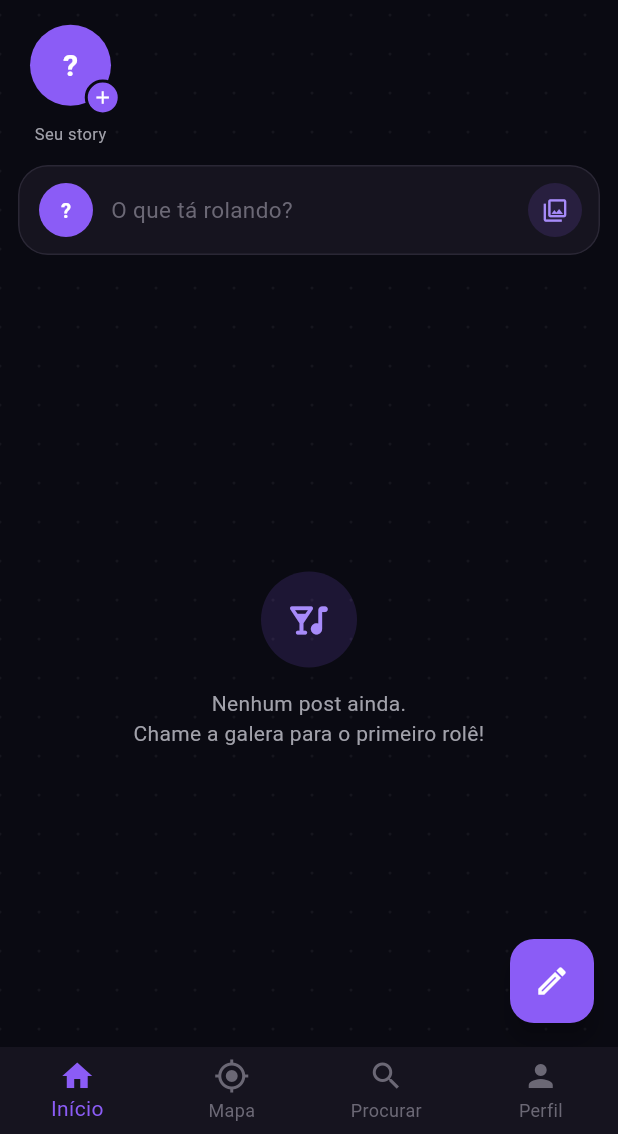
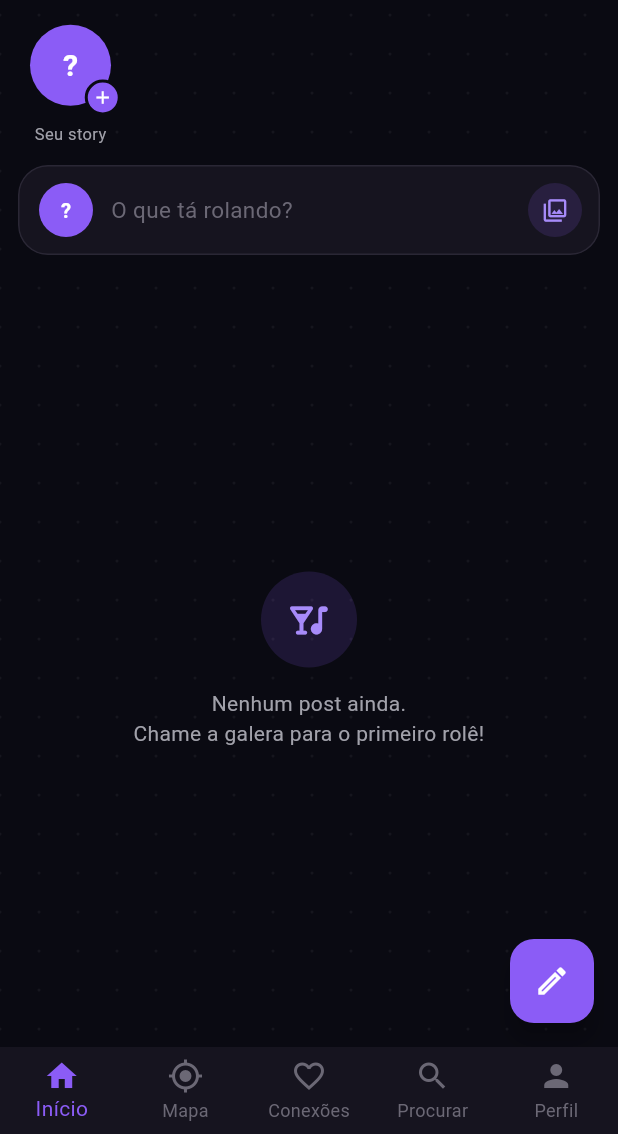
Before and after one commit to Lfelix05/OnRole, a Flutter app: the screen it shows once a user with an empty profile is signed in, on a phone screen of 412 x 824 dp, the part 102-1236 px from its top. Run offline on Flutter 3.47's test engine with Material 3 defaults, Android fonts, the phone set to English and light mode, and no system bars; our stand-ins replace battery_plus, camera, cloud_firestore, device_info_plus, firebase_auth, firebase_core and 5 more; accounts and stored records are empty.

Commit message:
Enable connections tab and upgrade Gradle
Re-enable the Conexões item in the bottom navigation and update the Gradle wrapper to 9.7.1.

```diff
--- a/on_role/lib/view/home_view.dart
+++ b/on_role/lib/view/home_view.dart
@@ -54,11 +54,11 @@ class _HomeViewState extends State<HomeView> {
         items: const <BottomNavigationBarItem>[
           BottomNavigationBarItem(icon: Icon(Icons.home), label: 'Início'),
           BottomNavigationBarItem(icon: Icon(Icons.gps_fixed), label: 'Mapa'),
-          // BottomNavigationBarItem(
-          //   icon: Icon(Icons.favorite_border),
-          //   activeIcon: Icon(Icons.favorite),
-          //   label: 'Conexões',
-          // ),
+          BottomNavigationBarItem(
+            icon: Icon(Icons.favorite_border),
+            activeIcon: Icon(Icons.favorite),
+            label: 'Conexões',
+          ),
           BottomNavigationBarItem(icon: Icon(Icons.search), label: 'Procurar'),
           BottomNavigationBarItem(icon: Icon(Icons.person), label: 'Perfil'),
         ],
```
Also changed, not shown: 2 other files.
